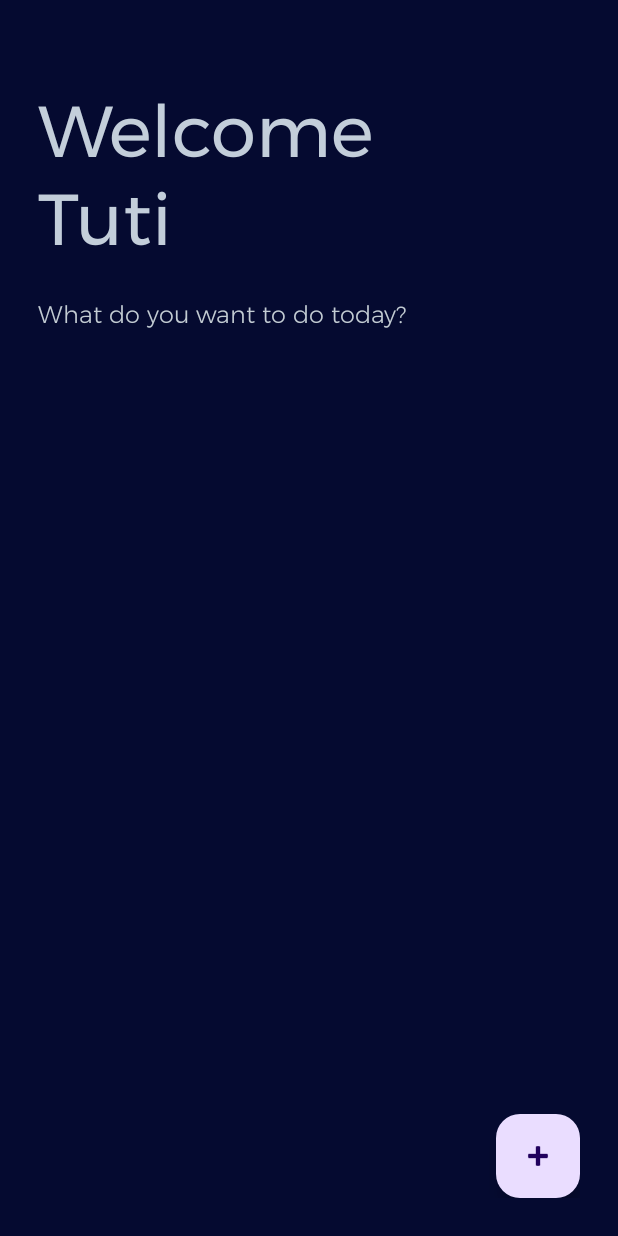
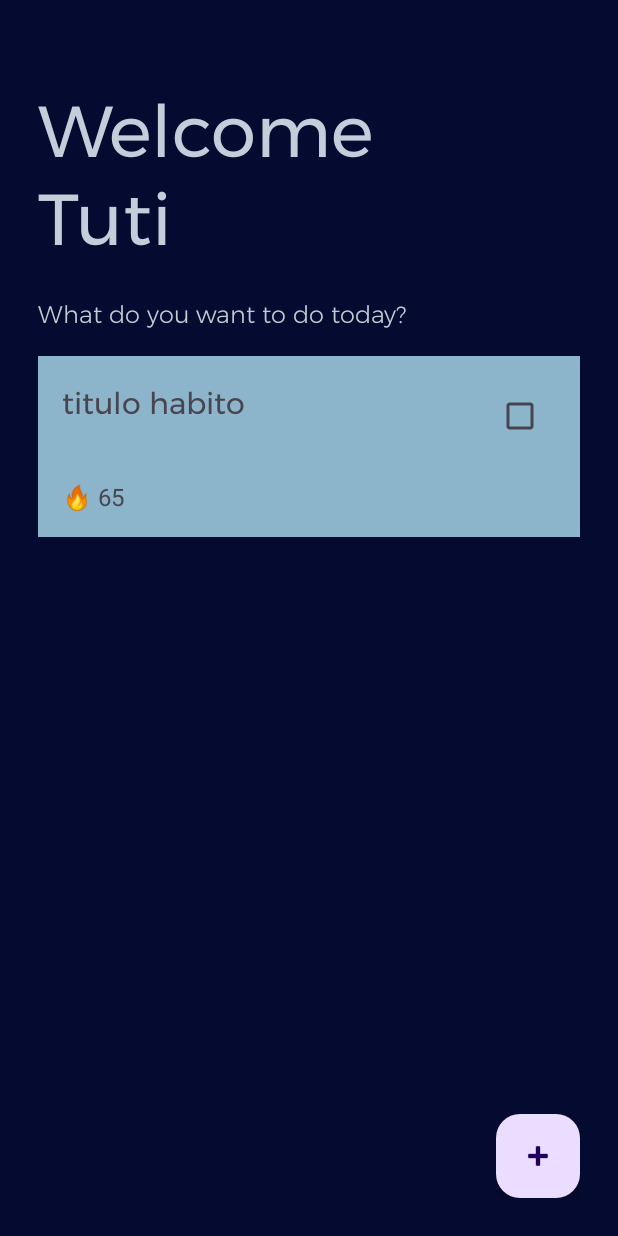
Before and after one commit to mateusrizzo/combotracker, an Android app: the layout fragment_home.xml on its own in the app's theme, with its tools: preview values and no code run, on a phone screen of 412 x 824 dp. Run offline under Robolectric (Android 15) with nearby library versions, the phone set to English and light mode, and no system bars.

Commit message:
Added main fragment and nav graph

```diff
--- a/app/src/main/res/layout/habits_screen.xml
+++ b/app/src/main/res/layout/fragment_home.xml
@@ -1,13 +1,14 @@
 <?xml version="1.0" encoding="utf-8"?>
 <LinearLayout xmlns:android="http://schemas.android.com/apk/res/android"
     xmlns:tools="http://schemas.android.com/tools"
+    xmlns:app="http://schemas.android.com/apk/res-auto"
     android:layout_width="match_parent"
     android:layout_height="match_parent"
     android:background="#050A30"
     android:backgroundTint="#050A30"
     android:orientation="vertical"
     android:padding="25dp"
-    tools:context=".MainActivity">
+    tools:context=".home.HomeFragment">
 
     <TextView
         android:layout_width="wrap_content"
@@ -31,14 +32,18 @@
     <androidx.recyclerview.widget.RecyclerView
         android:layout_width="match_parent"
         android:layout_height="0dp"
-        android:layout_weight="1"/>
+        android:layout_weight="1"
+        android:layout_marginTop="8dp"
+        tools:listitem="@layout/habit_item" />
 
     <com.google.android.material.floatingactionbutton.FloatingActionButton
         android:id="@+id/floatingActionButton"
         android:layout_width="match_parent"
         android:layout_height="wrap_content"
+        android:layout_gravity="end"
         android:clickable="true"
-        android:layout_gravity="end"
-        android:src="@android:drawable/ic_input_add" />
+        android:src="@android:drawable/ic_input_add"
+        app:fabSize="auto" />
+
 
 </LinearLayout>
--- /dev/null
+++ b/app/src/main/res/layout/habit_item.xml
@@ -0,0 +1,50 @@
+<?xml version="1.0" encoding="utf-8"?>
+<LinearLayout xmlns:android="http://schemas.android.com/apk/res/android"
+    xmlns:app="http://schemas.android.com/apk/res-auto"
+    xmlns:tools="http://schemas.android.com/tools"
+    android:id="@+id/habit_item_container"
+    android:layout_width="match_parent"
+    android:layout_height="match_parent"
+    android:layout_marginTop="8dp"
+    android:orientation="vertical">
+
+    <androidx.constraintlayout.widget.ConstraintLayout
+        android:id="@+id/habit_item_card"
+        android:layout_width="match_parent"
+        android:layout_height="wrap_content"
+        android:background="#8CB4CB"
+        android:backgroundTint="#8CB4CB"
+        android:padding="16dp">
+
+        <TextView
+            android:id="@+id/habit_item_title"
+            android:layout_width="wrap_content"
+            android:layout_height="wrap_content"
+            android:fontFamily="@font/montserrat"
+            android:textSize="20sp"
+            app:layout_constraintStart_toStartOf="parent"
+            app:layout_constraintTop_toTopOf="parent"
+            tools:text="titulo habito" />
+
+        <CheckBox
+            android:id="@+id/checkBox"
+            android:layout_width="wrap_content"
+            android:layout_height="wrap_content"
+            app:layout_constraintEnd_toEndOf="parent"
+            app:layout_constraintTop_toTopOf="parent" />
+
+        <TextView
+            android:id="@+id/textView2"
+            android:layout_width="wrap_content"
+            android:layout_height="wrap_content"
+            android:layout_marginTop="36dp"
+            android:text="@string/combo_value"
+            android:textSize="16sp"
+            app:layout_constraintBottom_toBottomOf="parent"
+            app:layout_constraintEnd_toStartOf="@+id/checkBox"
+            app:layout_constraintHorizontal_bias="0.0"
+            app:layout_constraintStart_toStartOf="parent"
+            app:layout_constraintTop_toBottomOf="@+id/habit_item_title" />
+
+    </androidx.constraintlayout.widget.ConstraintLayout>
+</LinearLayout>
--- a/app/src/main/res/values/strings.xml
+++ b/app/src/main/res/values/strings.xml
@@ -2,4 +2,5 @@
     <string name="app_name">Habit Tracker</string>
     <string name="greeting">Welcome\nTuti</string>
     <string name="what_do_you_want">What do you want to do today?</string>
+    <string name="combo_value">🔥 65</string>
 </resources>
```
Also changed, not shown: app/build.gradle (+9 -0 lines), app/src/main/java/com/example/habittracker/home/HomeFragment.kt (added, +17 -0 lines), app/src/main/java/com/example/habittracker/home/HomeViewModel.kt (added, +7 -0 lines), app/src/main/res/layout/activity_main.xml (+13 -3 lines), app/src/main/res/navigation/nav_graph.xml (added, +12 -0 lines).
